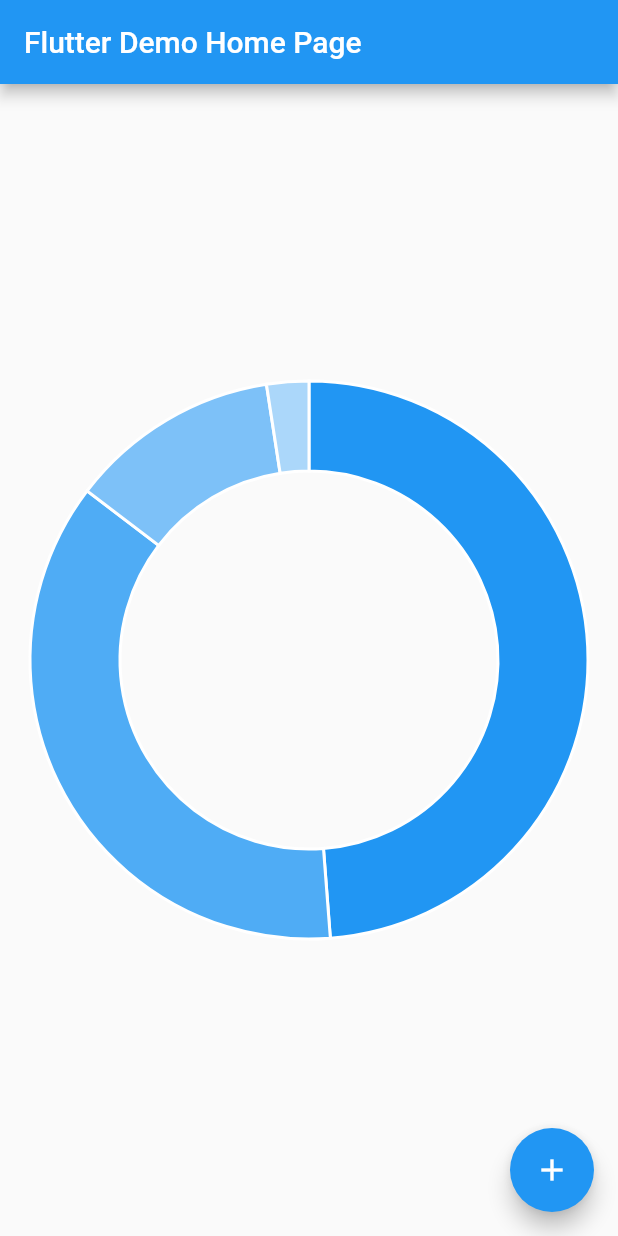
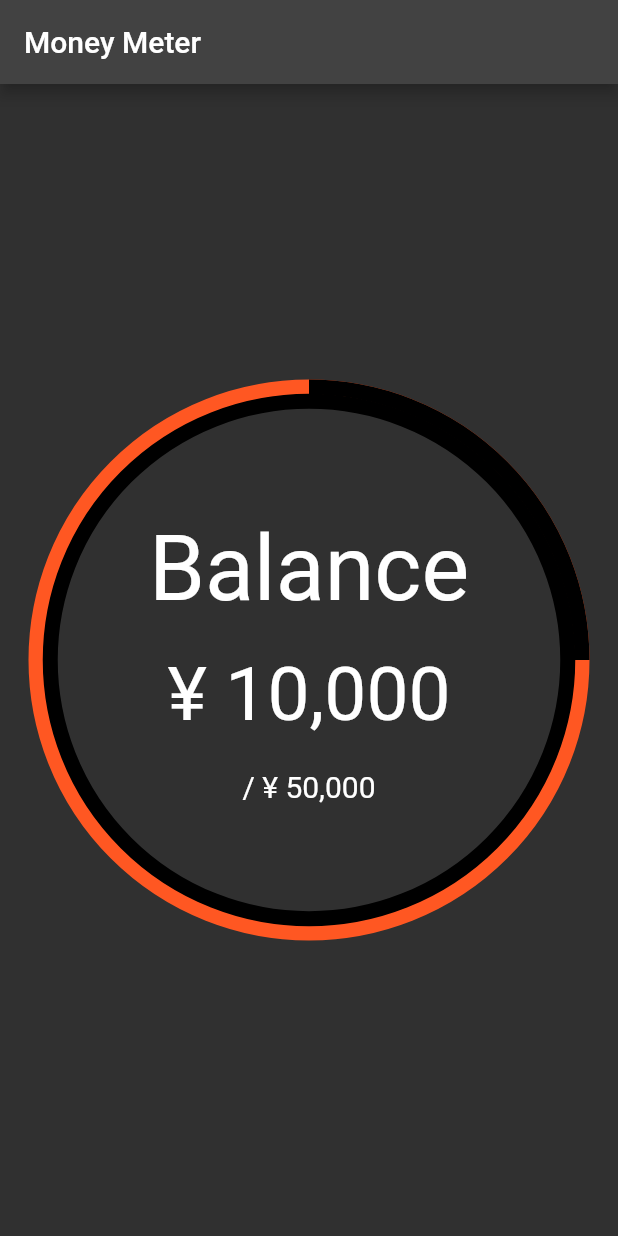
Before and after one commit to kolbe-ryo/budget_scouter, a Flutter app: the screen it shows after launch, on a phone screen of 412 x 824 dp. Run offline on Flutter 3.47's test engine with Material 2 defaults, Android fonts, the phone set to English and light mode, and no system bars; drawn by our look-alikes of pie_chart.

Commit message:
outline for chart

```diff
--- a/lib/chart.dart
+++ /dev/null
@@ -1,56 +0,0 @@
-import 'package:charts_flutter/flutter.dart' as charts;
-import 'package:flutter/material.dart';
-
-class DonutPieChart extends StatelessWidget {
-  const DonutPieChart(
-    this.seriesList, {
-    this.animate = false,
-    Key? key,
-  }) : super(key: key);
-
-  final List<charts.Series<dynamic, int>> seriesList;
-  final bool animate;
-
-  factory DonutPieChart.withSampleData() {
-    return DonutPieChart(
-      _createSampleData(),
-      animate: false,
-    );
-  }
-
-  @override
-  Widget build(BuildContext context) {
-    return charts.PieChart<int>(
-      seriesList,
-      animate: animate,
-      defaultRenderer: charts.ArcRendererConfig(arcWidth: 60),
-    );
-  }
-
-  /// Create one series with sample hard coded data.
-  static List<charts.Series<LinearSales, int>> _createSampleData() {
-    final data = [
-      LinearSales(0, 100),
-      LinearSales(1, 75),
-      LinearSales(2, 25),
-      LinearSales(3, 5),
-    ];
-
-    return [
-      charts.Series<LinearSales, int>(
-        id: 'Sales',
-        domainFn: (LinearSales sales, _) => sales.year,
-        measureFn: (LinearSales sales, _) => sales.sales,
-        data: data,
-      )
-    ];
-  }
-}
-
-/// Sample linear data type.
-class LinearSales {
-  final int year;
-  final int sales;
-
-  LinearSales(this.year, this.sales);
-}
--- a/lib/main.dart
+++ b/lib/main.dart
@@ -2,7 +2,7 @@
 import 'package:flutter/material.dart';
 
 // Project imports:
-import 'chart.dart';
+import 'money_meter.dart';
 
 void main() {
   runApp(const BudgetScouter());
@@ -13,44 +13,63 @@ class BudgetScouter extends StatelessWidget {
   @override
   Widget build(BuildContext context) {
     return MaterialApp(
-      title: 'Flutter Demo',
-      theme: ThemeData(
-        primarySwatch: Colors.blue,
-      ),
-      home: const MyHomePage(title: 'Flutter Demo Home Page'),
+      title: 'Money Meter',
+      theme: ThemeData.dark(),
+      home: const MyHomePage(),
     );
   }
 }
 
-class MyHomePage extends StatefulWidget {
-  const MyHomePage({Key? key, required this.title}) : super(key: key);
-
-  final String title;
-
-  @override
-  State<MyHomePage> createState() => _MyHomePageState();
-}
-
-class _MyHomePageState extends State<MyHomePage> {
-  int _counter = 0;
-
-  void _incrementCounter() {
-    setState(() {
-      _counter++;
-    });
-  }
-
+class MyHomePage extends StatelessWidget {
+  const MyHomePage({Key? key}) : super(key: key);
   @override
   Widget build(BuildContext context) {
     return Scaffold(
       appBar: AppBar(
-        title: Text(widget.title),
+        title: Text('Money Meter'),
       ),
-      body: Center(child: DonutPieChart.withSampleData()),
-      floatingActionButton: FloatingActionButton(
-        onPressed: _incrementCounter,
-        tooltip: 'Increment',
-        child: const Icon(Icons.add),
+      body: Padding(
+        padding: const EdgeInsets.all(16.0),
+        child: Stack(
+          children: [
+            Center(
+              child: MoneyMeter(isInnerCircle: false, used: 5),
+            ),
+            Center(
+              child: MoneyMeter(isInnerCircle: true),
+            ),
+            Center(
+              child: Column(
+                mainAxisAlignment: MainAxisAlignment.center,
+                children: [
+                  Text(
+                    'Balance',
+                    style: TextStyle(
+                      fontSize: 60,
+                      fontWeight: FontWeight.w400,
+                    ),
+                  ),
+                  SizedBox(height: 20),
+                  Text(
+                    '¥ 10,000',
+                    style: TextStyle(
+                      fontSize: 50,
+                      fontWeight: FontWeight.w400,
+                    ),
+                  ),
+                  SizedBox(height: 20),
+                  Text(
+                    '/ ¥ 50,000',
+                    style: TextStyle(
+                      fontSize: 20,
+                      fontWeight: FontWeight.w400,
+                    ),
+                  ),
+                ],
+              ),
+            )
+          ],
+        ),
       ),
     );
   }
--- /dev/null
+++ b/lib/money_meter.dart
@@ -0,0 +1,31 @@
+import 'package:pie_chart/pie_chart.dart';
+import 'package:flutter/material.dart';
+
+class MoneyMeter extends StatelessWidget {
+  const MoneyMeter({
+    Key? key,
+    required this.isInnerCircle,
+    this.used = 0,
+  }) : super(key: key);
+
+  final bool isInnerCircle;
+  final double used;
+
+  @override
+  Widget build(BuildContext context) {
+    return LayoutBuilder(builder: (context, constraints) {
+      return PieChart(
+        baseChartColor: isInnerCircle ? Colors.black : Colors.deepOrange,
+        chartRadius: isInnerCircle ? constraints.maxWidth - 35 : null,
+        chartType: ChartType.ring,
+        chartValuesOptions: const ChartValuesOptions(showChartValues: false),
+        colorList: const [Colors.black],
+        dataMap: {"usedMoney": used},
+        initialAngleInDegree: 270,
+        legendOptions: const LegendOptions(showLegends: false),
+        ringStrokeWidth: 10,
+        totalValue: 20,
+      );
+    });
+  }
+}
--- a/pubspec.yaml
+++ b/pubspec.yaml
@@ -9,7 +9,7 @@ dependencies:
   flutter:
     sdk: flutter
 
-  charts_flutter: ^0.12.0
+  pie_chart: ^5.3.2
 
 dev_dependencies:
   flutter_lints: ^1.0.0
```
Also changed, not shown: pubspec.lock, 2 other files.
